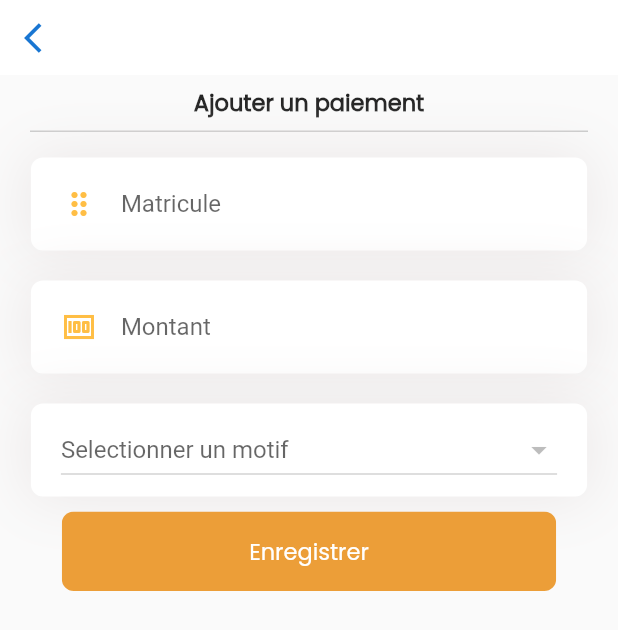
After one commit to BELLO8/OdaFlutter, a Flutter app: the PayementBottomSheet screen opened directly, on a phone screen of 412 x 824 dp. The commit adds this screen. Shown: the top 630 px of the screen. Run offline on Flutter 3.47's test engine with Material 2 defaults, Android fonts, the phone set to English and light mode, and no system bars; our stand-ins replace auto_size_text, charts_flutter, get, image_picker, salomon_bottom_bar; missing offline and left inert: adaptive_action_sheet, loading_animations; network calls fail.

Commit message:
paiement

```diff
--- a/lib/components/custom_text_field.dart
+++ b/lib/components/custom_text_field.dart
@@ -28,6 +28,7 @@ class CustomTextField extends StatefulWidget {
   final Function onSubmit;
   final bool isEnabled;
   final TextCapitalization capitalization;
+  final TextInputType? keyboardType;
 
   CustomTextField({
     this.hintText = 'Write something...',
@@ -54,6 +55,7 @@ class CustomTextField extends StatefulWidget {
     this.suffixIconUrl,
     this.prefixIconUrl,
     this.isSearch = false,
+    this.keyboardType,
   });
 
   @override
--- /dev/null
+++ b/lib/components/payement_bottom_sheet.dart
@@ -0,0 +1,219 @@
+import 'dart:convert';
+import 'dart:io';
+
+import 'package:http/http.dart' as http;
+import 'package:flutter/material.dart';
+import 'package:image_picker/image_picker.dart';
+import 'package:oda_cagnotte/components/buttons.dart';
+import 'package:oda_cagnotte/components/custom_app_bar.dart';
+import 'package:oda_cagnotte/components/custom_text_field.dart';
+import 'package:oda_cagnotte/components/divider.dart';
+import 'package:oda_cagnotte/components/text_styles.dart';
+import 'package:oda_cagnotte/helpers/app_constant.dart';
+import 'package:oda_cagnotte/models/motif.dart';
+import 'package:oda_cagnotte/models/paiement.dart';
+import 'package:oda_cagnotte/services/api.dart';
+
+class PayementBottomSheet extends StatefulWidget {
+  const PayementBottomSheet({Key? key}) : super(key: key);
+
+  @override
+  _PayementBottomSheetState createState() => _PayementBottomSheetState();
+}
+
+class _PayementBottomSheetState extends State<PayementBottomSheet> {
+  String _mySelection = '';
+  //late Future<List<Motif>> motif;
+  TextEditingController _matriculeController = TextEditingController();
+  bool _valid = false;
+  TextEditingController _montantController = TextEditingController();
+  TextEditingController _motifController = TextEditingController();
+  String cat_id = "";
+
+  List data = [];
+
+  Future<String> getSWData() async {
+    var res = await http.get(
+        Uri.parse("https://oda-cagnotte.herokuapp.com/api/v1/list-of-motif/"));
+    var resBody = json.decode(res.body);
+    setState(() {
+      data = resBody['content'];
+    });
+    print(data);
+    return "";
+  }
+
+  @override
+  void initState() {
+    super.initState();
+    this.getSWData();
+    // motif = fetchMotif();
+  }
+
+  @override
+  Widget build(BuildContext context) {
+    Size size = MediaQuery.of(context).size;
+    return Scaffold(
+      appBar: CustomAppBar(
+        title: "Caisse",
+        isBackButtonExist: true,
+      ),
+      body: Container(
+        padding: EdgeInsets.symmetric(horizontal: 20),
+        child: Column(
+          crossAxisAlignment: CrossAxisAlignment.center,
+          children: [
+            SizedBox(
+              height: 7,
+            ),
+            Text(
+              "Ajouter un paiement",
+              maxLines: 2,
+              overflow: TextOverflow.ellipsis,
+              style: TextStyle(
+                  fontFamily: "Poppins",
+                  fontSize: 15,
+                  fontWeight: FontWeight.bold),
+            ),
+            SizedBox(
+              height: 7,
+            ),
+            DividerWidget(),
+            SizedBox(
+              height: 7,
+            ),
+            Container(
+              margin: EdgeInsets.symmetric(vertical: 10),
+              padding: EdgeInsets.symmetric(horizontal: 20, vertical: 7),
+              width: size.width * 0.9,
+              decoration: BoxDecoration(
+                boxShadow: [
+                  BoxShadow(
+                      color: Color(0xFFECE8E8),
+                      offset: const Offset(0, 0),
+                      blurRadius: 33,
+                      spreadRadius: 2.0)
+                ],
+                color: Color.fromARGB(255, 255, 255, 255),
+                borderRadius: BorderRadius.circular(8),
+              ),
+              child: TextField(
+                controller: _matriculeController,
+                decoration: InputDecoration(
+                  errorText: _valid ? "champ vide" : null,
+                  hintText: "Matricule",
+                  border: InputBorder.none,
+                  icon: Icon(Icons.drag_indicator_sharp,
+                      color: Color(0xFFFFBE44)),
+                ),
+              ),
+            ),
+            Container(
+              margin: EdgeInsets.symmetric(vertical: 10),
+              padding: EdgeInsets.symmetric(horizontal: 20, vertical: 7),
+              width: size.width * 0.9,
+              decoration: BoxDecoration(
+                boxShadow: [
+                  BoxShadow(
+                      color: Color(0xFFECE8E8),
+                      offset: const Offset(0, 0),
+                      blurRadius: 33,
+                      spreadRadius: 2.0)
+                ],
+                color: Color.fromARGB(255, 255, 255, 255),
+                borderRadius: BorderRadius.circular(8),
+              ),
+              child: TextField(
+                controller: _montantController,
+                keyboardType: TextInputType.number,
+                decoration: InputDecoration(
+                  errorText: _valid ? "champ vide" : null,
+                  hintText: "Montant",
+                  border: InputBorder.none,
+                  icon: Icon(Icons.money, color: Color(0xFFFFBE44)),
+                ),
+              ),
+            ),
+            Container(
+              margin: EdgeInsets.symmetric(vertical: 10),
+              padding: EdgeInsets.symmetric(horizontal: 20, vertical: 7),
+              width: size.width * 0.9,
+              decoration: BoxDecoration(
+                boxShadow: [
+                  BoxShadow(
+                      color: Color(0xFFECE8E8),
+                      offset: const Offset(0, 0),
+                      blurRadius: 33,
+                      spreadRadius: 2.0)
+                ],
+                color: Color.fromARGB(255, 255, 255, 255),
+                borderRadius: BorderRadius.circular(8),
+              ),
+              child: DropdownButton(
+                hint: Text("Selectionner un motif"),
+                isExpanded: true,
+                items: data.map((item) {
+                  return new DropdownMenuItem(
+                    child: new Text(item['motif']),
+                    value: item['id'].toString(),
+                  );
+                }).toList(),
+                onChanged: (String? newVal) {
+                  setState(() {
+                    _mySelection = newVal!;
+                  });
+                },
+                value: _mySelection,
+              ),
+            ),
+            Container(
+              width: size.width * 0.8,
+              child: ClipRRect(
+                borderRadius: BorderRadius.circular(8),
+                child: FlatButton(
+                  padding: EdgeInsets.symmetric(horizontal: 40, vertical: 15),
+                  color: Color(0xFFEC9E38),
+                  onPressed: () {
+                    setState(() {
+                      if (_matriculeController.text.isEmpty ||
+                          _montantController.text.isEmpty) {
+                        ScaffoldMessenger.of(context).showSnackBar(
+                          const SnackBar(
+                            content: Text('Le champ ne doit pas etre vide!',
+                                style: TextStyle(
+                                  color: Colors.white,
+                                  fontFamily: 'Poppins',
+                                  fontWeight: FontWeight.bold,
+                                ),
+                                textAlign: TextAlign.center),
+                            backgroundColor: Color(0xFFE27068),
+                            behavior: SnackBarBehavior.floating,
+                          ),
+                        );
+                      } else {
+                        Cagnotte payement = Cagnotte(
+                          matricule_id: _matriculeController.text,
+                          montant: _montantController.text,
+                          motif: _motifController.text,
+                        );
+                        AddPayement(payement, context);
+                      }
+                    });
+                  },
+                  child: Text(
+                    "Enregistrer",
+                    style: TextStyle(
+                      color: Colors.white,
+                      fontFamily: 'Poppins',
+                      fontSize: 15,
+                    ),
+                  ),
+                ),
+              ),
+            )
+          ],
+        ),
+      ),
+    );
+  }
+}
--- a/lib/models/paiement.dart
+++ b/lib/models/paiement.dart
@@ -1,13 +1,19 @@
 class Cagnotte {
   final String matricule_id;
-  final int montant;
+  final String montant;
+  final String motif;
 
-  const Cagnotte({required this.matricule_id, required this.montant});
+  const Cagnotte({
+    required this.matricule_id,
+    required this.montant,
+    required this.motif,
+  });
 
   factory Cagnotte.fromJson(Map<String, dynamic> json) {
     return Cagnotte(
       matricule_id: json['matricule_id'],
       montant: json['montant'],
+      motif: json['motif'],
     );
   }
 }
--- a/lib/screens/addAcademiciens.dart
+++ b/lib/screens/addAcademiciens.dart
@@ -116,7 +116,7 @@ class _AcademicienBottomSheetState extends State<AcademicienBottomSheet> {
                   controller: _descriptionController,
                   onChanged: (text) {},
                   onSubmit: () {},
-                  fillColor: AppConstants.scaffoldBackground,
+                  fillColor: AppConstants.scaffoldBackground, keyboardType: null,
                 ),
               ),
               Padding(
```
Also changed, not shown: lib/components/DashboardHome.dart (+6 -1 lines), lib/components/payement_list_item.dart (added, +198 -0 lines), lib/screens/motif.dart (+63 -0 lines), lib/screens/payement_list_view.dart (added, +63 -0 lines), lib/services/api.dart (+38 -0 lines).
